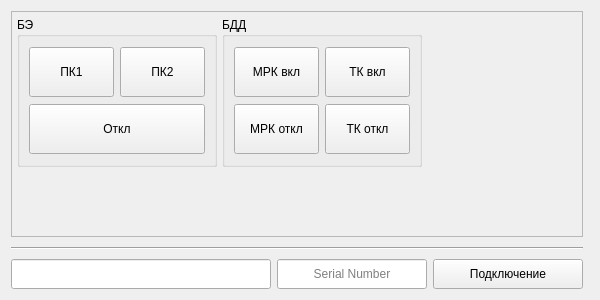
Qt form oai_kpa_mku_widget_qt.ui (Snbnv/OAI_KPA_MKU) before a commit.
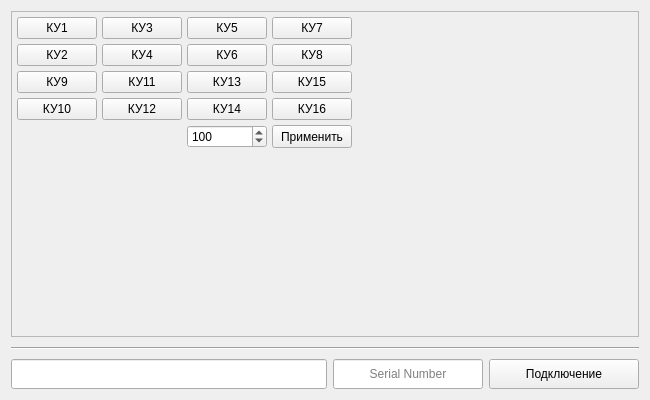
The same form after that commit.

What changed in the file:
```diff
--- a/oai_kpa_mku_widget_qt.ui
+++ b/oai_kpa_mku_widget_qt.ui
@@ -6,104 +6,15 @@
    <rect>
     <x>0</x>
     <y>0</y>
-    <width>600</width>
-    <height>300</height>
+    <width>650</width>
+    <height>400</height>
    </rect>
   </property>
   <property name="windowTitle">
    <string>Form</string>
   </property>
   <layout class="QGridLayout" name="gridLayout">
-   <item row="5" column="2">
-    <widget class="Line" name="line_10">
-     <property name="minimumSize">
-      <size>
-       <width>0</width>
-       <height>10</height>
-      </size>
-     </property>
-     <property name="orientation">
-      <enum>Qt::Horizontal</enum>
-     </property>
-    </widget>
-   </item>
-   <item row="6" column="0">
-    <layout class="QGridLayout" name="coreGLayout">
-     <property name="sizeConstraint">
-      <enum>QLayout::SetMinimumSize</enum>
-     </property>
-     <item row="1" column="1">
-      <widget class="QLineEdit" name="moduleSerialNumberLEdit">
-       <property name="enabled">
-        <bool>true</bool>
-       </property>
-       <property name="sizePolicy">
-        <sizepolicy hsizetype="Minimum" vsizetype="Fixed">
-         <horstretch>0</horstretch>
-         <verstretch>0</verstretch>
-        </sizepolicy>
-       </property>
-       <property name="minimumSize">
-        <size>
-         <width>150</width>
-         <height>30</height>
-        </size>
-       </property>
-       <property name="maximumSize">
-        <size>
-         <width>2000</width>
-         <height>16777215</height>
-        </size>
-       </property>
-       <property name="text">
-        <string/>
-       </property>
-       <property name="alignment">
-        <set>Qt::AlignCenter</set>
-       </property>
-       <property name="placeholderText">
-        <string>Serial Number</string>
-       </property>
-      </widget>
-     </item>
-     <item row="1" column="2">
-      <widget class="QPushButton" name="connectionPButton">
-       <property name="enabled">
-        <bool>true</bool>
-       </property>
-       <property name="minimumSize">
-        <size>
-         <width>150</width>
-         <height>30</height>
-        </size>
-       </property>
-       <property name="maximumSize">
-        <size>
-         <width>2000</width>
-         <height>30</height>
-        </size>
-       </property>
-       <property name="text">
-        <string>Подключение</string>
-       </property>
-       <property name="flat">
-        <bool>false</bool>
-       </property>
-      </widget>
-     </item>
-     <item row="1" column="0">
-      <widget class="QLineEdit" name="statusLineEdit">
-       <property name="minimumSize">
-        <size>
-         <width>0</width>
-         <height>30</height>
-        </size>
-       </property>
-      </widget>
-     </item>
-    </layout>
-   </item>
-   <item row="0" column="0">
+   <item row="0" column="1">
     <widget class="QFrame" name="userFrame">
      <property name="sizePolicy">
       <sizepolicy hsizetype="Expanding" vsizetype="Expanding">
@@ -136,7 +47,265 @@
       <property name="spacing">
        <number>5</number>
       </property>
+      <item row="1" column="2">
+       <widget class="QPushButton" name="pushButton_KU5">
+        <property name="minimumSize">
+         <size>
+          <width>40</width>
+          <height>20</height>
+         </size>
+        </property>
+        <property name="maximumSize">
+         <size>
+          <width>16777215</width>
+          <height>50</height>
+         </size>
+        </property>
+        <property name="sizeIncrement">
+         <size>
+          <width>130</width>
+          <height>40</height>
+         </size>
+        </property>
+        <property name="toolTip">
+         <string/>
+        </property>
+        <property name="text">
+         <string>КУ5</string>
+        </property>
+       </widget>
+      </item>
+      <item row="5" column="2">
+       <widget class="QPushButton" name="pushButton_KU14">
+        <property name="minimumSize">
+         <size>
+          <width>40</width>
+          <height>20</height>
+         </size>
+        </property>
+        <property name="maximumSize">
+         <size>
+          <width>16777215</width>
+          <height>50</height>
+         </size>
+        </property>
+        <property name="toolTip">
+         <string/>
+        </property>
+        <property name="text">
+         <string>КУ14</string>
+        </property>
+       </widget>
+      </item>
+      <item row="5" column="3">
+       <widget class="QPushButton" name="pushButton_KU16">
+        <property name="minimumSize">
+         <size>
+          <width>40</width>
+          <height>20</height>
+         </size>
+        </property>
+        <property name="maximumSize">
+         <size>
+          <width>16777215</width>
+          <height>50</height>
+         </size>
+        </property>
+        <property name="toolTip">
+         <string/>
+        </property>
+        <property name="text">
+         <string>КУ16</string>
+        </property>
+       </widget>
+      </item>
+      <item row="3" column="4">
+       <spacer name="horizontalSpacer_3">
+        <property name="orientation">
+         <enum>Qt::Horizontal</enum>
+        </property>
+        <property name="sizeType">
+         <enum>QSizePolicy::MinimumExpanding</enum>
+        </property>
+        <property name="sizeHint" stdset="0">
+         <size>
+          <width>5</width>
+          <height>20</height>
+         </size>
+        </property>
+       </spacer>
+      </item>
+      <item row="6" column="2">
+       <widget class="QSpinBox" name="spinBox">
+        <property name="toolTip">
+         <string>&lt;html&gt;&lt;head/&gt;&lt;body&gt;&lt;p&gt;Настройка длительност сигнала (мс)&lt;/p&gt;&lt;/body&gt;&lt;/html&gt;</string>
+        </property>
+        <property name="statusTip">
+         <string/>
+        </property>
+        <property name="whatsThis">
+         <string/>
+        </property>
+        <property name="minimum">
+         <number>50</number>
+        </property>
+        <property name="maximum">
+         <number>500</number>
+        </property>
+        <property name="singleStep">
+         <number>10</number>
+        </property>
+        <property name="value">
+         <number>100</number>
+        </property>
+       </widget>
+      </item>
+      <item row="3" column="0">
+       <widget class="QPushButton" name="pushButton_KU2">
+        <property name="minimumSize">
+         <size>
+          <width>40</width>
+          <height>20</height>
+         </size>
+        </property>
+        <property name="maximumSize">
+         <size>
+          <width>16777215</width>
+          <height>50</height>
+         </size>
+        </property>
+        <property name="text">
+         <string>КУ2</string>
+        </property>
+       </widget>
+      </item>
+      <item row="1" column="3">
+       <widget class="QPushButton" name="pushButton_KU7">
+        <property name="minimumSize">
+         <size>
+          <width>40</width>
+          <height>20</height>
+         </size>
+        </property>
+        <property name="maximumSize">
+         <size>
+          <width>16777215</width>
+          <height>50</height>
+         </size>
+        </property>
+        <property name="toolTip">
+         <string/>
+        </property>
+        <property name="text">
+         <string>КУ7</string>
+        </property>
+       </widget>
+      </item>
       <item row="1" column="0">
+       <widget class="QPushButton" name="pushButton_KU1">
+        <property name="minimumSize">
+         <size>
+          <width>40</width>
+          <height>20</height>
+         </size>
+        </property>
+        <property name="maximumSize">
+         <size>
+          <width>16777215</width>
+          <height>50</height>
+         </size>
+        </property>
+        <property name="text">
+         <string>КУ1</string>
+        </property>
+       </widget>
+      </item>
+      <item row="3" column="2">
+       <widget class="QPushButton" name="pushButton_KU6">
+        <property name="minimumSize">
+         <size>
+          <width>40</width>
+          <height>20</height>
+         </size>
+        </property>
+        <property name="maximumSize">
+         <size>
+          <width>16777215</width>
+          <height>50</height>
+         </size>
+        </property>
+        <property name="toolTip">
+         <string/>
+        </property>
+        <property name="text">
+         <string>КУ6</string>
+        </property>
+       </widget>
+      </item>
+      <item row="5" column="1">
+       <widget class="QPushButton" name="pushButton_KU12">
+        <property name="minimumSize">
+         <size>
+          <width>40</width>
+          <height>20</height>
+         </size>
+        </property>
+        <property name="maximumSize">
+         <size>
+          <width>16777215</width>
+          <height>50</height>
+         </size>
+        </property>
+        <property name="toolTip">
+         <string/>
+        </property>
+        <property name="text">
+         <string>КУ12</string>
+        </property>
+       </widget>
+      </item>
+      <item row="4" column="3">
+       <widget class="QPushButton" name="pushButton_KU15">
+        <property name="minimumSize">
+         <size>
+          <width>40</width>
+          <height>20</height>
+         </size>
+        </property>
+        <property name="maximumSize">
+         <size>
+          <width>16777215</width>
+          <height>50</height>
+         </size>
+        </property>
+        <property name="toolTip">
+         <string/>
+        </property>
+        <property name="text">
+         <string>КУ15</string>
+        </property>
+       </widget>
+      </item>
+      <item row="5" column="0">
+       <widget class="QPushButton" name="pushButton_KU10">
+        <property name="minimumSize">
+         <size>
+          <width>40</width>
+          <height>20</height>
+         </size>
+        </property>
+        <property name="maximumSize">
+         <size>
+          <width>16777215</width>
+          <height>50</height>
+         </size>
+        </property>
+        <property name="text">
+         <string>КУ10</string>
+        </property>
+       </widget>
+      </item>
+      <item row="7" column="2">
        <spacer name="verticalSpacer">
         <property name="orientation">
          <enum>Qt::Vertical</enum>
@@ -152,273 +321,231 @@
         </property>
        </spacer>
       </item>
-      <item row="0" column="2">
-       <widget class="QGroupBox" name="GroupBox_BDD">
-        <property name="sizePolicy">
-         <sizepolicy hsizetype="Expanding" vsizetype="Expanding">
-          <horstretch>0</horstretch>
-          <verstretch>0</verstretch>
-         </sizepolicy>
+      <item row="4" column="1">
+       <widget class="QPushButton" name="pushButton_KU11">
+        <property name="minimumSize">
+         <size>
+          <width>40</width>
+          <height>20</height>
+         </size>
         </property>
+        <property name="maximumSize">
+         <size>
+          <width>16777215</width>
+          <height>50</height>
+         </size>
+        </property>
+        <property name="toolTip">
+         <string/>
+        </property>
+        <property name="text">
+         <string>КУ11</string>
+        </property>
+       </widget>
+      </item>
+      <item row="1" column="1">
+       <widget class="QPushButton" name="pushButton_KU3">
         <property name="minimumSize">
          <size>
-          <width>200</width>
-          <height>150</height>
+          <width>40</width>
+          <height>20</height>
          </size>
         </property>
         <property name="maximumSize">
          <size>
-          <width>400</width>
-          <height>200</height>
+          <width>16777215</width>
+          <height>50</height>
          </size>
         </property>
-        <property name="sizeIncrement">
+        <property name="text">
+         <string>КУ3</string>
+        </property>
+       </widget>
+      </item>
+      <item row="3" column="3">
+       <widget class="QPushButton" name="pushButton_KU8">
+        <property name="minimumSize">
          <size>
-          <width>150</width>
-          <height>100</height>
+          <width>40</width>
+          <height>20</height>
          </size>
         </property>
-        <property name="baseSize">
+        <property name="maximumSize">
          <size>
-          <width>250</width>
-          <height>100</height>
+          <width>16777215</width>
+          <height>50</height>
          </size>
         </property>
         <property name="toolTip">
          <string>&lt;html&gt;&lt;head/&gt;&lt;body&gt;&lt;p&gt;Команды управления БДД&lt;/p&gt;&lt;/body&gt;&lt;/html&gt;</string>
         </property>
-        <property name="title">
-         <string>БДД</string>
+        <property name="text">
+         <string>КУ8</string>
         </property>
-        <layout class="QGridLayout" name="gridLayout_4">
-         <item row="0" column="0">
-          <widget class="QPushButton" name="pushButton_MRK_On">
-           <property name="minimumSize">
-            <size>
-             <width>40</width>
-             <height>20</height>
-            </size>
-           </property>
-           <property name="maximumSize">
-            <size>
-             <width>16777215</width>
-             <height>50</height>
-            </size>
-           </property>
-           <property name="text">
-            <string>МРК вкл</string>
-           </property>
-          </widget>
-         </item>
-         <item row="0" column="1">
-          <widget class="QPushButton" name="pushButton_TK_On">
-           <property name="minimumSize">
-            <size>
-             <width>40</width>
-             <height>20</height>
-            </size>
-           </property>
-           <property name="maximumSize">
-            <size>
-             <width>16777215</width>
-             <height>50</height>
-            </size>
-           </property>
-           <property name="text">
-            <string>ТК вкл</string>
-           </property>
-          </widget>
-         </item>
-         <item row="1" column="0">
-          <widget class="QPushButton" name="pushButton_MRK_Off">
-           <property name="minimumSize">
-            <size>
-             <width>40</width>
-             <height>20</height>
-            </size>
-           </property>
-           <property name="maximumSize">
-            <size>
-             <width>16777215</width>
-             <height>50</height>
-            </size>
-           </property>
-           <property name="text">
-            <string>МРК откл</string>
-           </property>
-          </widget>
-         </item>
-         <item row="1" column="1">
-          <widget class="QPushButton" name="pushButton_TK_Off">
-           <property name="minimumSize">
-            <size>
-             <width>40</width>
-             <height>20</height>
-            </size>
-           </property>
-           <property name="maximumSize">
-            <size>
-             <width>16777215</width>
-             <height>50</height>
-            </size>
-           </property>
-           <property name="text">
-            <string>ТК откл</string>
-           </property>
-          </widget>
-         </item>
-        </layout>
        </widget>
       </item>
-      <item row="0" column="0">
-       <widget class="QGroupBox" name="GroupBox_BE">
-        <property name="enabled">
-         <bool>true</bool>
+      <item row="3" column="1">
+       <widget class="QPushButton" name="pushButton_KU4">
+        <property name="minimumSize">
+         <size>
+          <width>40</width>
+          <height>20</height>
+         </size>
         </property>
-        <property name="sizePolicy">
-         <sizepolicy hsizetype="Expanding" vsizetype="Expanding">
-          <horstretch>0</horstretch>
-          <verstretch>0</verstretch>
-         </sizepolicy>
+        <property name="maximumSize">
+         <size>
+          <width>16777215</width>
+          <height>50</height>
+         </size>
         </property>
+        <property name="text">
+         <string>КУ4</string>
+        </property>
+       </widget>
+      </item>
+      <item row="4" column="0">
+       <widget class="QPushButton" name="pushButton_KU9">
         <property name="minimumSize">
          <size>
-          <width>200</width>
-          <height>150</height>
+          <width>40</width>
+          <height>20</height>
          </size>
         </property>
         <property name="maximumSize">
          <size>
-          <width>400</width>
-          <height>200</height>
+          <width>16777215</width>
+          <height>50</height>
          </size>
         </property>
-        <property name="sizeIncrement">
+        <property name="text">
+         <string>КУ9</string>
+        </property>
+       </widget>
+      </item>
+      <item row="4" column="2">
+       <widget class="QPushButton" name="pushButton_KU13">
+        <property name="minimumSize">
          <size>
-          <width>150</width>
-          <height>100</height>
+          <width>40</width>
+          <height>20</height>
          </size>
         </property>
-        <property name="baseSize">
+        <property name="maximumSize">
          <size>
-          <width>250</width>
-          <height>100</height>
+          <width>16777215</width>
+          <height>50</height>
          </size>
         </property>
         <property name="toolTip">
          <string>&lt;html&gt;&lt;head/&gt;&lt;body&gt;&lt;p align=&quot;center&quot;&gt;Команды управления БЭ БДК2&lt;/p&gt;&lt;/body&gt;&lt;/html&gt;</string>
         </property>
-        <property name="layoutDirection">
-         <enum>Qt::LeftToRight</enum>
+        <property name="text">
+         <string>КУ13</string>
         </property>
-        <property name="title">
-         <string>БЭ</string>
-        </property>
-        <property name="flat">
-         <bool>false</bool>
-        </property>
-        <property name="checkable">
-         <bool>false</bool>
-        </property>
-        <property name="checked">
-         <bool>false</bool>
-        </property>
-        <layout class="QGridLayout" name="gridLayout_3">
-         <item row="0" column="0">
-          <widget class="QPushButton" name="pushButton_PK1">
-           <property name="minimumSize">
-            <size>
-             <width>40</width>
-             <height>20</height>
-            </size>
-           </property>
-           <property name="maximumSize">
-            <size>
-             <width>16777215</width>
-             <height>50</height>
-            </size>
-           </property>
-           <property name="toolTip">
-            <string>&lt;html&gt;&lt;head/&gt;&lt;body&gt;&lt;p&gt;Задействовать полукомплект 1&lt;/p&gt;&lt;/body&gt;&lt;/html&gt;</string>
-           </property>
-           <property name="text">
-            <string>ПК1</string>
-           </property>
-          </widget>
-         </item>
-         <item row="0" column="1">
-          <widget class="QPushButton" name="pushButton_PK2">
-           <property name="minimumSize">
-            <size>
-             <width>40</width>
-             <height>20</height>
-            </size>
-           </property>
-           <property name="maximumSize">
-            <size>
-             <width>16777215</width>
-             <height>50</height>
-            </size>
-           </property>
-           <property name="sizeIncrement">
-            <size>
-             <width>130</width>
-             <height>40</height>
-            </size>
-           </property>
-           <property name="toolTip">
-            <string>&lt;html&gt;&lt;head/&gt;&lt;body&gt;&lt;p&gt;Задействовать полукомплект 2&lt;/p&gt;&lt;/body&gt;&lt;/html&gt;</string>
-           </property>
-           <property name="text">
-            <string>ПК2</string>
-           </property>
-          </widget>
-         </item>
-         <item row="1" column="0" colspan="2">
-          <widget class="QPushButton" name="pushButton_PK_Off">
-           <property name="minimumSize">
-            <size>
-             <width>80</width>
-             <height>20</height>
-            </size>
-           </property>
-           <property name="maximumSize">
-            <size>
-             <width>16777215</width>
-             <height>50</height>
-            </size>
-           </property>
-           <property name="toolTip">
-            <string>&lt;html&gt;&lt;head/&gt;&lt;body&gt;&lt;p&gt;Отключить БЭ&lt;/p&gt;&lt;/body&gt;&lt;/html&gt;</string>
-           </property>
-           <property name="text">
-            <string>Откл</string>
-           </property>
-          </widget>
-         </item>
-        </layout>
        </widget>
       </item>
-      <item row="0" column="3">
-       <spacer name="horizontalSpacer_2">
-        <property name="orientation">
-         <enum>Qt::Horizontal</enum>
-        </property>
-        <property name="sizeType">
-         <enum>QSizePolicy::MinimumExpanding</enum>
-        </property>
-        <property name="sizeHint" stdset="0">
+      <item row="6" column="3">
+       <widget class="QPushButton" name="Apply">
+        <property name="minimumSize">
          <size>
-          <width>5</width>
+          <width>40</width>
           <height>20</height>
          </size>
         </property>
-       </spacer>
+        <property name="maximumSize">
+         <size>
+          <width>16777215</width>
+          <height>50</height>
+         </size>
+        </property>
+        <property name="toolTip">
+         <string>&lt;html&gt;&lt;head/&gt;&lt;body&gt;&lt;p&gt;Применить настройки длительности сигнала&lt;/p&gt;&lt;/body&gt;&lt;/html&gt;</string>
+        </property>
+        <property name="text">
+         <string>Применить</string>
+        </property>
+       </widget>
       </item>
      </layout>
     </widget>
    </item>
-   <item row="5" column="0">
+   <item row="10" column="1">
+    <layout class="QGridLayout" name="coreGLayout">
+     <property name="sizeConstraint">
+      <enum>QLayout::SetMinimumSize</enum>
+     </property>
+     <item row="2" column="1">
+      <widget class="QLineEdit" name="moduleSerialNumberLEdit">
+       <property name="enabled">
+        <bool>true</bool>
+       </property>
+       <property name="sizePolicy">
+        <sizepolicy hsizetype="Minimum" vsizetype="Fixed">
+         <horstretch>0</horstretch>
+         <verstretch>0</verstretch>
+        </sizepolicy>
+       </property>
+       <property name="minimumSize">
+        <size>
+         <width>150</width>
+         <height>30</height>
+        </size>
+       </property>
+       <property name="maximumSize">
+        <size>
+         <width>2000</width>
+         <height>16777215</height>
+        </size>
+       </property>
+       <property name="text">
+        <string/>
+       </property>
+       <property name="alignment">
+        <set>Qt::AlignCenter</set>
+       </property>
+       <property name="placeholderText">
+        <string>Serial Number</string>
+       </property>
+      </widget>
+     </item>
+     <item row="2" column="0">
+      <widget class="QLineEdit" name="statusLineEdit">
+       <property name="minimumSize">
+        <size>
+         <width>0</width>
+         <height>30</height>
+        </size>
+       </property>
+      </widget>
+     </item>
+     <item row="2" column="2">
+      <widget class="QPushButton" name="connectionPButton">
+       <property name="enabled">
+        <bool>true</bool>
+       </property>
+       <property name="minimumSize">
+        <size>
+         <width>150</width>
+         <height>30</height>
+        </size>
+       </property>
+       <property name="maximumSize">
+        <size>
+         <width>2000</width>
+         <height>30</height>
+        </size>
+       </property>
+       <property name="text">
+        <string>Подключение</string>
+       </property>
+       <property name="flat">
+        <bool>false</bool>
+       </property>
+      </widget>
+     </item>
+    </layout>
+   </item>
+   <item row="9" column="1">
     <widget class="Line" name="line">
      <property name="minimumSize">
       <size>
```
Left out of the diff: 7 changed lines with no effect on the pictures.
